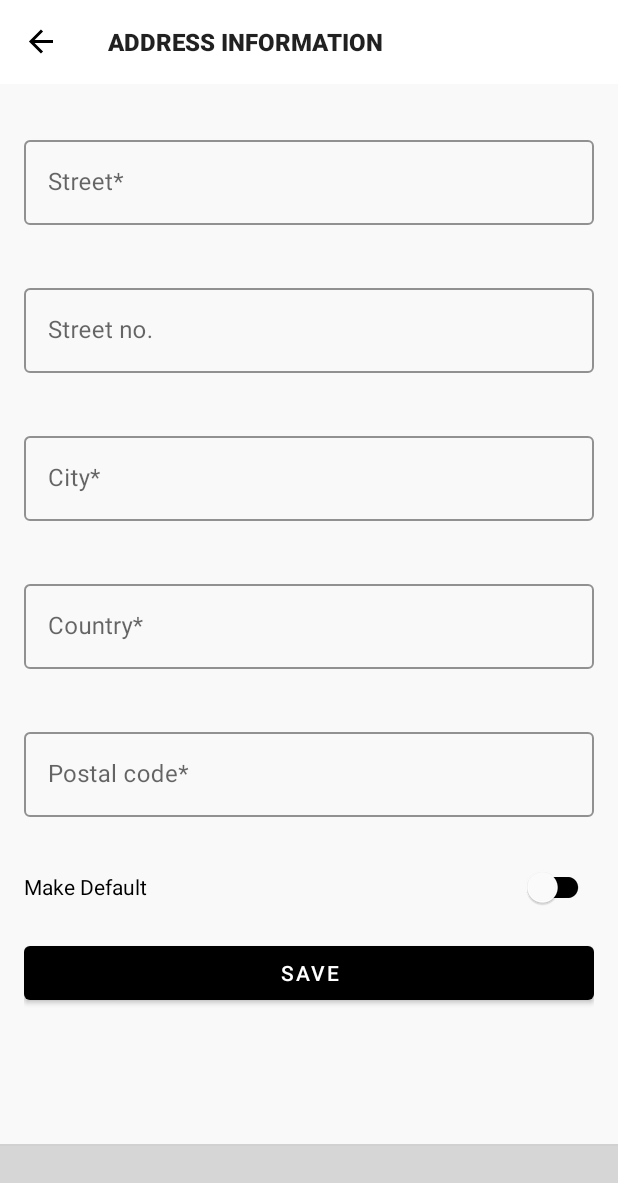
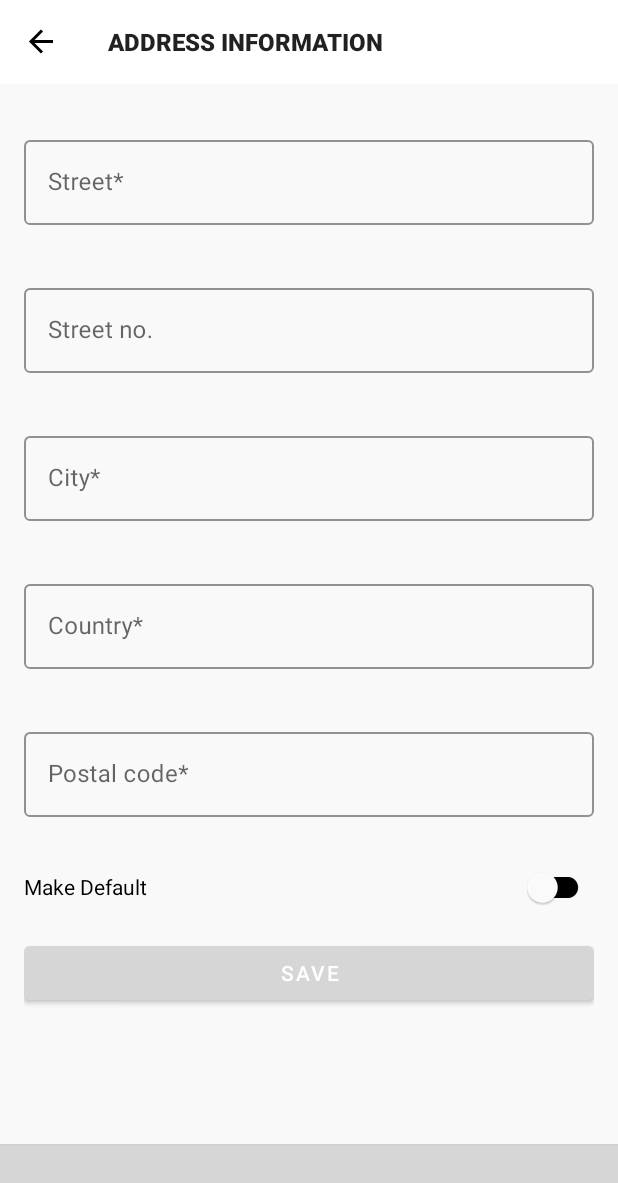
Before and after one commit to PavelJankoski/eshop-android, an Android app: the EnterAddressFragment screen opened through its navigation route, on a phone screen of 412 x 824 dp. Shown: the top 1183 px of the screen. Run offline under Robolectric (Android 15) with nearby library versions, the phone set to English and light mode, and no system bars; our stand-ins replace Dagger/Hilt's generated code, Shimmer, data binding, navigation-ui; libraries missing offline, so code that uses them is left out: com.stripe.android; plain views replace SmoothBottomBar; network calls fail; 14 statements that could not run were skipped; grey boxes are pictures that could not be loaded.

Commit message:
Contained button changes and added missing animations in nav_graph.xml

```diff
--- a/app/build.gradle
+++ b/app/build.gradle
@@ -140,7 +140,7 @@ dependencies {
     implementation 'com.stripe:stripe-android:17.1.1'
 
     // Custom BottomNavigation
-    implementation 'com.github.ibrahimsn98:SmoothBottomBar:1.7.8'
+    implementation 'com.github.ibrahimsn98:SmoothBottomBar:1.7.9'
 
     // Biometric prompt
     implementation "androidx.biometric:biometric:1.2.0-alpha04"
--- a/app/src/main/java/mk/ukim/finki/eshop/ui/details/DetailsFragment.kt
+++ b/app/src/main/java/mk/ukim/finki/eshop/ui/details/DetailsFragment.kt
@@ -17,6 +17,7 @@ import com.google.android.material.chip.Chip
 import com.google.android.material.snackbar.Snackbar
 import com.google.android.material.tabs.TabLayoutMediator
 import dagger.hilt.android.AndroidEntryPoint
+import mk.ukim.finki.eshop.MyApplication
 import mk.ukim.finki.eshop.R
 import mk.ukim.finki.eshop.adapters.DetailsPagerAdapter
 import mk.ukim.finki.eshop.databinding.FragmentDetailsBinding
@@ -140,6 +141,7 @@ class DetailsFragment : Fragment() {
 
     private fun handleOnChipChange() {
         binding.sizeChipGroup.setOnCheckedChangeListener { _, checkedId ->
+            if (MyApplication.loggedIn.value) {
                 checkedSizeId = checkedId
                 binding.addToBagBtn.isEnabled = true
                 binding.addToBagBtn.text = "Add to bag"
@@ -155,6 +157,7 @@ class DetailsFragment : Fragment() {
                         R.color.black
                     )
                 )
+            }
         }
     }
 
--- a/app/src/main/res/layout/fragment_enter_address.xml
+++ b/app/src/main/res/layout/fragment_enter_address.xml
@@ -187,19 +187,18 @@
             app:layout_constraintBottom_toBottomOf="@id/makeDefault_textView"
             app:layout_constraintEnd_toEndOf="parent"/>
 
-        <com.google.android.material.button.MaterialButton
+        <Button
             android:id="@+id/save_button"
+            style="@style/Widget.MaterialComponents.Button"
             android:layout_width="0dp"
             android:layout_height="wrap_content"
             android:layout_marginTop="24dp"
             android:layout_marginBottom="16dp"
             android:text="@string/save"
-            app:backgroundTint="@color/black"
             app:layout_constraintBottom_toBottomOf="parent"
             app:layout_constraintEnd_toEndOf="parent"
             app:layout_constraintStart_toStartOf="parent"
             app:layout_constraintTop_toBottomOf="@id/makeDefault_textView" />
-
 
     </androidx.constraintlayout.widget.ConstraintLayout>
     </androidx.core.widget.NestedScrollView>
--- a/app/src/main/res/layout/fragment_register.xml
+++ b/app/src/main/res/layout/fragment_register.xml
@@ -164,13 +164,13 @@
                 android:text="@{validator.passwordLiveData}"/>
         </com.google.android.material.textfield.TextInputLayout>
 
-        <com.google.android.material.button.MaterialButton
+        <Button
             android:id="@+id/register_btn"
+            style="@style/Widget.MaterialComponents.Button"
             android:layout_width="0dp"
             android:layout_height="wrap_content"
             android:layout_marginTop="24dp"
             android:text="@string/register"
-            app:backgroundTint="@color/black"
             app:layout_constraintEnd_toEndOf="parent"
             app:layout_constraintStart_toStartOf="parent"
             app:layout_constraintTop_toBottomOf="@+id/password_inputLayout" />
--- a/app/src/main/res/layout/fragment_user_info.xml
+++ b/app/src/main/res/layout/fragment_user_info.xml
@@ -175,14 +175,14 @@
                         android:text="@{validator.phoneNumberLiveData}"/>
                 </com.google.android.material.textfield.TextInputLayout>
 
-                <com.google.android.material.button.MaterialButton
+                <Button
                     android:id="@+id/update_button"
+                    style="@style/Widget.MaterialComponents.Button"
                     android:layout_width="0dp"
                     android:layout_height="wrap_content"
                     android:layout_marginTop="24dp"
                     android:layout_marginBottom="16dp"
                     android:text="@string/update"
-                    app:backgroundTint="@color/black"
                     app:layout_constraintBottom_toBottomOf="parent"
                     app:layout_constraintEnd_toEndOf="parent"
                     app:layout_constraintStart_toStartOf="parent"
--- a/app/src/main/res/navigation/nav_graph.xml
+++ b/app/src/main/res/navigation/nav_graph.xml
@@ -19,7 +19,11 @@
             app:popExitAnim="@anim/nav_default_pop_exit_anim" />
         <action
             android:id="@+id/action_categoriesFragment_to_loginPrompt"
-            app:destination="@id/loginPrompt" />
+            app:destination="@id/loginPrompt"
+            app:enterAnim="@anim/nav_default_enter_anim"
+            app:exitAnim="@anim/nav_default_exit_anim"
+            app:popEnterAnim="@anim/nav_default_pop_enter_anim"
+            app:popExitAnim="@anim/nav_default_pop_exit_anim" />
         <action
             android:id="@+id/action_categoriesFragment_to_shoppingBagFragment"
             app:destination="@id/shoppingBagFragment"
@@ -35,10 +39,18 @@
         tools:layout="@layout/fragment_wishlist" >
         <action
             android:id="@+id/action_wishlistFragment_to_loginPrompt"
-            app:destination="@id/loginPrompt" />
+            app:destination="@id/loginPrompt"
+            app:enterAnim="@anim/nav_default_enter_anim"
+            app:exitAnim="@anim/nav_default_exit_anim"
+            app:popEnterAnim="@anim/nav_default_pop_enter_anim"
+            app:popExitAnim="@anim/nav_default_pop_exit_anim" />
         <action
             android:id="@+id/action_wishlistFragment_to_detailsFragment"
-            app:destination="@id/detailsFragment" />
+            app:destination="@id/detailsFragment"
+            app:enterAnim="@anim/nav_default_enter_anim"
+            app:exitAnim="@anim/nav_default_exit_anim"
+            app:popEnterAnim="@anim/nav_default_pop_enter_anim"
+            app:popExitAnim="@anim/nav_default_pop_exit_anim" />
         <action
             android:id="@+id/action_wishlistFragment_to_shoppingBagFragment"
             app:destination="@id/shoppingBagFragment"
@@ -57,14 +69,22 @@
             app:argType="long" />
         <action
             android:id="@+id/action_productsFragment_to_filterBottomSheetFragment"
-            app:destination="@id/filterBottomSheetFragment" />
+            app:destination="@id/filterBottomSheetFragment"
+            app:enterAnim="@anim/nav_default_enter_anim"
+            app:exitAnim="@anim/nav_default_exit_anim"
+            app:popEnterAnim="@anim/nav_default_pop_enter_anim"
+            app:popExitAnim="@anim/nav_default_pop_exit_anim" />
         <argument
             android:name="filterDto"
             app:argType="mk.ukim.finki.eshop.api.dto.request.FilterProductDto"
             app:nullable="true" />
         <action
             android:id="@+id/action_productsFragment_to_loginPrompt"
-            app:destination="@id/loginPrompt" />
+            app:destination="@id/loginPrompt"
+            app:enterAnim="@anim/nav_default_enter_anim"
+            app:exitAnim="@anim/nav_default_exit_anim"
+            app:popEnterAnim="@anim/nav_default_pop_enter_anim"
+            app:popExitAnim="@anim/nav_default_pop_exit_anim" />
         <action
             android:id="@+id/action_productsFragment_to_detailsFragment"
             app:destination="@id/detailsFragment"
@@ -103,6 +123,10 @@
         <action
             android:id="@+id/action_filterBottomSheetFragment_to_productsFragment"
             app:destination="@id/productsFragment"
+            app:enterAnim="@anim/nav_default_enter_anim"
+            app:exitAnim="@anim/nav_default_exit_anim"
+            app:popEnterAnim="@anim/nav_default_pop_enter_anim"
+            app:popExitAnim="@anim/nav_default_pop_exit_anim"
             app:popUpTo="@id/productsFragment"
             app:popUpToInclusive="true" />
         <argument
@@ -117,21 +141,28 @@
         <action
             android:id="@+id/action_loginPrompt_to_wishlistFragment"
             app:destination="@id/wishlistFragment"
+            app:enterAnim="@anim/nav_default_enter_anim"
+            app:exitAnim="@anim/nav_default_exit_anim"
+            app:popEnterAnim="@anim/nav_default_pop_enter_anim"
+            app:popExitAnim="@anim/nav_default_pop_exit_anim"
             app:popUpTo="@id/wishlistFragment"
-            app:popUpToInclusive="true" />
-        <action
-            android:id="@+id/action_loginPrompt_to_homeAccountFragment"
-            app:destination="@id/homeAccountFragment"
-            app:popUpTo="@id/homeAccountFragment"
             app:popUpToInclusive="true" />
         <action
             android:id="@+id/action_loginPrompt_to_categoriesFragment"
             app:destination="@id/categoriesFragment"
+            app:enterAnim="@anim/nav_default_enter_anim"
+            app:exitAnim="@anim/nav_default_exit_anim"
+            app:popEnterAnim="@anim/nav_default_pop_enter_anim"
+            app:popExitAnim="@anim/nav_default_pop_exit_anim"
             app:popUpTo="@id/categoriesFragment"
             app:popUpToInclusive="true" />
         <action
             android:id="@+id/action_loginPrompt_to_productsFragment"
             app:destination="@id/productsFragment"
+            app:enterAnim="@anim/nav_default_enter_anim"
+            app:exitAnim="@anim/nav_default_exit_anim"
+            app:popEnterAnim="@anim/nav_default_pop_enter_anim"
+            app:popExitAnim="@anim/nav_default_pop_exit_anim"
             app:popUpTo="@id/productsFragment"
             app:popUpToInclusive="true" />
     </dialog>
```
Also changed, not shown: app/src/main/java/mk/ukim/finki/eshop/ui/account/loginPrompt/LoginPrompt.kt (+0 -8 lines), app/src/main/res/layout/fragment_filter_bottom_sheet.xml (+6 -8 lines), app/src/main/res/layout/fragment_login.xml (+2 -5 lines), app/src/main/res/layout/fragment_login_prompt.xml (+6 -28 lines). Lines whose indentation alone changed are shown as unchanged.
